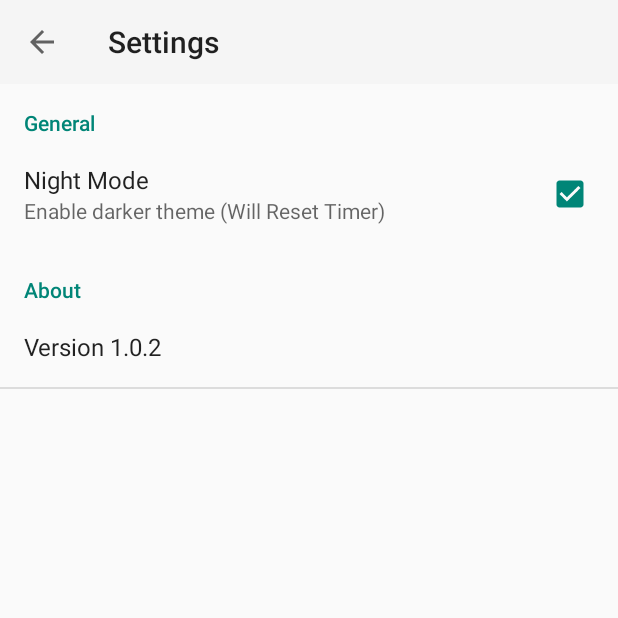
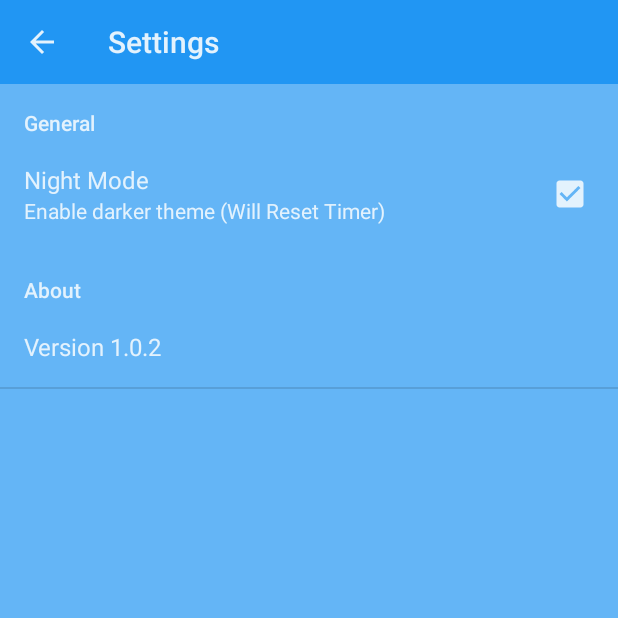
Before and after one commit to AquaMorph/Play-Stopper, an Android app: the screen it shows after launch (Preference), in the options menu, after a tap on "Settings", on a phone screen of 412 x 824 dp, the top half of it. Run offline under Robolectric (Android 15) with nearby library versions, the phone set to English and light mode, and no system bars.

Commit message:
Improved light theme Still has background color glitch Updated to appcompact activity

```diff
--- a/build.gradle
+++ b/build.gradle
@@ -5,10 +5,7 @@ buildscript {
         jcenter()
     }
     dependencies {
-        classpath 'com.android.tools.build:gradle:1.0.0'
-
-        // NOTE: Do not place your application dependencies here; they belong
-        // in the individual module build.gradle files
+        classpath 'com.android.tools.build:gradle:1.2.3'
     }
 }
 
--- a/mobile/build.gradle
+++ b/mobile/build.gradle
@@ -21,7 +21,6 @@ android {
 
 dependencies {
     compile fileTree(dir: 'libs', include: ['*.jar'])
-    compile "com.android.support:appcompat-v7:22.0.0"
+    compile "com.android.support:appcompat-v7:22.2.0"
     //wearApp project(':wear')
-    compile 'com.google.android.gms:play-services:7.0.0'
 }
--- a/mobile/src/main/AndroidManifest.xml
+++ b/mobile/src/main/AndroidManifest.xml
@@ -6,7 +6,7 @@
         android:allowBackup="true"
         android:icon="@drawable/ic_launcher"
         android:label="@string/app_name"
-        android:theme="@style/Light" >
+        android:theme="@style/Dark" >
         <activity
             android:name="com.aquamorph.playstopper.MainActivity"
             android:label="@string/app_name"
--- a/mobile/src/main/java/com/aquamorph/playstopper/MainActivity.java
+++ b/mobile/src/main/java/com/aquamorph/playstopper/MainActivity.java
@@ -8,10 +8,11 @@ import android.content.Intent;
 import android.content.SharedPreferences;
 import android.content.SharedPreferences.OnSharedPreferenceChangeListener;
 import android.content.res.Configuration;
+import android.graphics.Color;
 import android.media.AudioManager;
 import android.os.Bundle;
 import android.preference.PreferenceManager;
-import android.support.v7.app.ActionBarActivity;
+import android.support.v7.app.AppCompatActivity;
 import android.util.Log;
 import android.view.Menu;
 import android.view.MenuItem;
@@ -19,15 +20,13 @@ import android.view.View;
 import android.widget.Button;
 import android.widget.TextView;
 
-public class MainActivity extends ActionBarActivity implements OnClickListener, OnSharedPreferenceChangeListener, AudioManager.OnAudioFocusChangeListener {
+public class MainActivity extends AppCompatActivity implements OnClickListener, OnSharedPreferenceChangeListener, AudioManager.OnAudioFocusChangeListener {
 
 	private final String TAG = "MainActivity";
 	private String timeText = "";
 	private boolean needReset = false;
 	static boolean userChoice = true;
-	public long milliseconds = 0;
 	Timer clock = new Timer();
-//	Notifications notifications = new Notifications();
 
 	//Menu Options
 	public boolean onOptionsItemSelected(MenuItem item) {
@@ -120,12 +119,10 @@ public class MainActivity extends ActionBarActivity implements OnClickListener,
 							public void run() {
 								if (clock.isTimerRunning) {
 									timeDisplayText.setText(getTimerText());
-//									notifications.timer(MainActivity.this, "Play Stopper", getTimerText());
 								}
 								if (clock.time < 900) {
 									timeDisplayText.setText(displayText());
 									if (clock.hasTimerFinished) {
-//										notifications.timer(MainActivity.this, "Play Stopper", "00:00:00");
 										pauseAudio();
 										clock.resetTimerFinish();
 										start.setText("Start");
@@ -188,10 +185,12 @@ public class MainActivity extends ActionBarActivity implements OnClickListener,
 	}
 
 	public static void theme(Activity activity) {
-		if (userChoice)
+		if (userChoice) {
 			activity.setTheme(R.style.Dark);
-		else
+		}
+		else {
 			activity.setTheme(R.style.Light);
+		}
 	}
 
 	public void checkForReset() {
--- a/mobile/src/main/res/values-v21/styles.xml
+++ b/mobile/src/main/res/values-v21/styles.xml
@@ -1,5 +1,3 @@
 <?xml version="1.0" encoding="utf-8"?>
 <resources>
-    <style name="AppTheme" parent="android:Theme.Material.Light">
-    </style>
 </resources>
--- a/mobile/src/main/res/values/color.xml
+++ b/mobile/src/main/res/values/color.xml
@@ -1,7 +1,8 @@
 <?xml version="1.0" encoding="utf-8"?>
 <resources>
-    <color name="primary">#607d8b</color>
-    <color name="primary_dark">#455a64</color>
-    <color name="text_light">#eceff1</color>
+    <color name="primary">#2196F3</color>
+    <color name="primary_dark">#1976D2</color>
+    <color name="primary_light">#64B5F6</color>
+    <color name="text_light">#E3F2FD</color>
     <color name="text_dark">#263238</color>
 </resources>
--- a/mobile/src/main/res/values/styles.xml
+++ b/mobile/src/main/res/values/styles.xml
@@ -1,8 +1,18 @@
 <resources>
 
     <style name="Light" parent="Theme.AppCompat.Light">
+        <item name="colorPrimary">@color/primary</item>
+        <item name="colorPrimaryDark">@color/primary_dark</item>
+        <item name="colorAccent">@color/text_light</item>
+        <item name="android:textColor">@color/text_light</item>
+        <item name="android:textColorPrimary">@color/text_light</item>
+        <item name="android:textColorSecondary">@color/text_light</item>
+        <item name="android:colorBackground">@color/primary_light</item>
+        <item name="colorButtonNormal">@color/primary</item>
     </style>
+
     <style name="Dark" parent="Theme.AppCompat">
+        <item name="android:colorBackground">@color/text_dark</item>
     </style>
 
 </resources>
--- a/wear/build.gradle
+++ b/wear/build.gradle
@@ -2,13 +2,13 @@ apply plugin: 'com.android.application'
 
 
 android {
-    compileSdkVersion 21
+    compileSdkVersion 22
     buildToolsVersion "21.1.2"
 
     defaultConfig {
         applicationId "com.aquamorph.playstopper"
         minSdkVersion 21
-        targetSdkVersion 21
+        targetSdkVersion 22
         versionCode 1
         versionName "1.0"
     }
@@ -23,5 +23,5 @@ android {
 dependencies {
     compile fileTree(dir: 'libs', include: ['*.jar'])
     compile 'com.google.android.support:wearable:1.1.0'
-    compile 'com.google.android.gms:play-services-wearable:6.5.87'
+    compile 'com.google.android.gms:play-services-wearable:7.5.0'
 }
```
